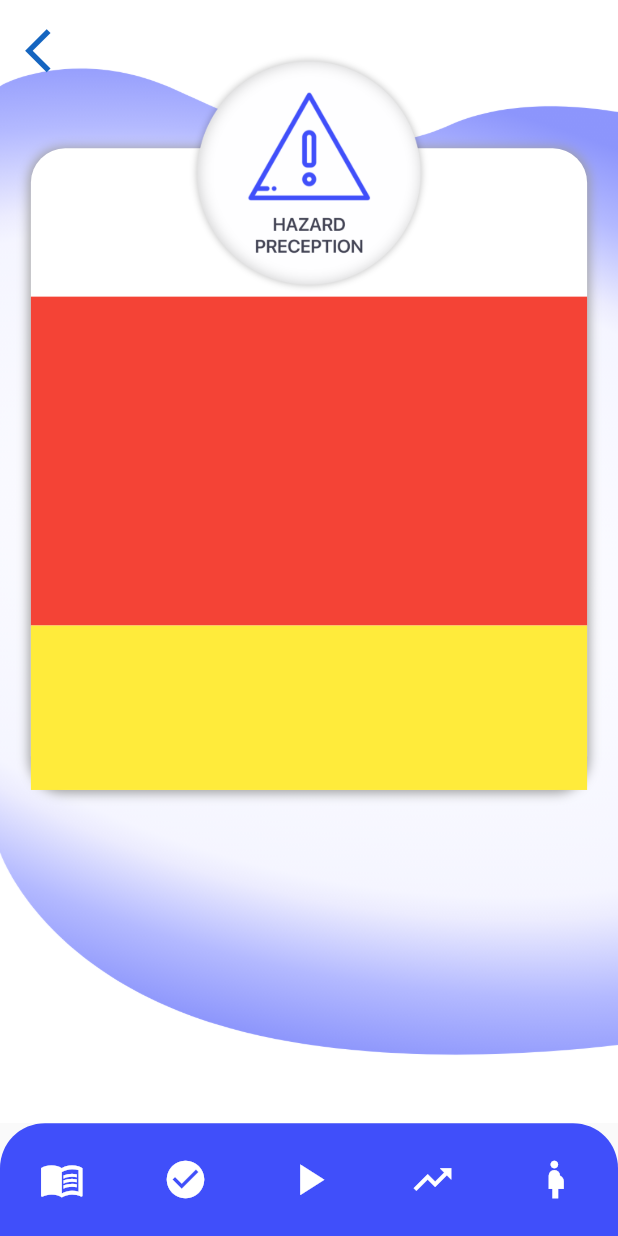
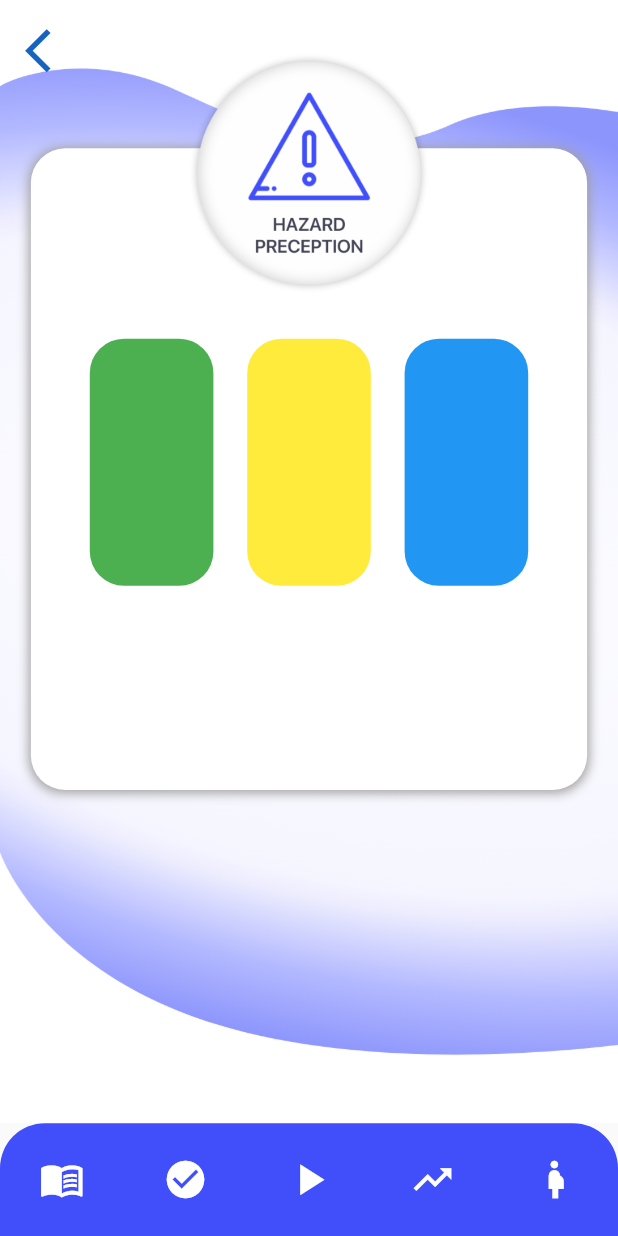
Before and after one commit to saadkhawar289/Driving-Thoery, a Flutter app: the screen it shows after launch, on a phone screen of 412 x 824 dp. Run offline on Flutter 3.47's test engine with Material 2 defaults, Android fonts, the phone set to English and light mode, and no system bars; our stand-ins replace device_preview, flutter_screenutil.

Commit message:
80% done

```diff
--- a/driving_theory/lib/Screens/mock_test.dart
+++ b/driving_theory/lib/Screens/mock_test.dart
@@ -38,7 +38,7 @@ class _MockTestState extends State<MockTest> {
                       height: 0.08.sh,
                       //child: Image.asset('assets/Drivinglogo.png'),
                     ),
-                  ),//////////////////////Top Center Container for logo or heading as tittle
+                  ), //////////////////////Top Center Container for logo or heading as tittle
                   Expanded(
                     flex: 2,
                     child: Container(
@@ -57,36 +57,106 @@ class _MockTestState extends State<MockTest> {
                         width: 0.90.sw,
                         //height: 0.55.sh,
                         child: Padding(
-                          padding:  EdgeInsets.only(top: 0.12.sh),
-                          child:Column(
+                          padding: EdgeInsets.only(top: 0.12.sh),
+                          child: Column(
                             children: [
-                              Expanded(
-                                flex: 4,
-                                  child: Container(
-                                color: Colors.red,
+                              Padding(
+                                padding: const EdgeInsets.all(28.0),
                                 child: Row(
+                                  mainAxisAlignment: MainAxisAlignment.spaceAround,
                                   children: [
-
+                                    Container(
+                                      decoration: BoxDecoration(
+                                          color: Colors.green,
+                                          borderRadius:
+                                          BorderRadius.circular(
+                                              20.r)),
+                                      width: 0.20.sw,
+                                      height: 0.20.sh,
+                                    ),
+                                    Container(
+                                      decoration: BoxDecoration(
+                                          color: Colors.yellow,
+                                          borderRadius:
+                                          BorderRadius.circular(
+                                              20.r)),
+                                      width: 0.20.sw,
+                                      height: 0.20.sh,
+                                    ),
+                                    Container(
+                                      decoration: BoxDecoration(
+                                          color: Colors.blue,
+                                          borderRadius:
+                                          BorderRadius.circular(
+                                              20.r)),
+                                      width: 0.20.sw,
+                                      height: 0.20.sh,
+                                    ),
+                                  ],
+                                ),
+                              ),
+                              // Expanded(
+                              //     flex: 3,
+                              //     child: Container(
+                              //       color: Colors.red,
+                              //       child: Padding(
+                              //         padding: EdgeInsets.only(top: 18.0.w,bottom: 18.0.w,left: 10.w,right: 10.w),
+                              //         child: Row(
+                              //           mainAxisAlignment:
+                              //               MainAxisAlignment.spaceBetween,
+                              //           children: [
+                              //             Container(
+                              //               decoration: BoxDecoration(
+                              //                   color: Colors.green,
+                              //                   borderRadius:
+                              //                       BorderRadius.circular(
+                              //                           20.r)),
+                              //               width: 0.15.sh,
+                              //             ),
+                              //             SizedBox(width: 10,),
+                              //             Container(
+                              //               decoration: BoxDecoration(
+                              //                   color: Colors.blue,
+                              //                   borderRadius:
+                              //                   BorderRadius.circular(
+                              //                       20.r)),
+                              //               width: 0.15.sh,
+                              //             ),
+                              //             SizedBox(width: 10,),
+                              //
+                              //             Container(
+                              //               decoration: BoxDecoration(
+                              //                   color: Colors.orange,
+                              //                   borderRadius:
+                              //                   BorderRadius.circular(
+                              //                       20.r)),
+                              //               width: 0.15.sh,
+                              //             ),
+                              //           ],
+                              //         ),
+                              //       ),
+                              //     )),
+                              // Expanded(
+                              //     flex: 1,
+                              //     child: Container(
+                              //       color: Colors.yellow,
+                              //     )),
+                              // Expanded(
+                              //     flex: 2,
+                              //     child: Container(
+                              //       color: Colors.black,
+                              //     ))
                             ],
                           ),
                         )),
-                              Expanded(
-                                flex: 2,
-                                  child: Container(
-                                    color: Colors.yellow,
-                                  ))
-                            ],
-                          ),
-
-                        )),
-                  ),///////////////////Main white Container of screen
+                  ), ///////////////////Main white Container of screen
                   Expanded(
                     flex: 1,
                     child: Container(
                       margin: EdgeInsets.only(top: 45.h),
                       child: Container(),
                     ),
-                  ),///////////////////For hollow container to achieve the required space
+                  ), ///////////////////For hollow container to achieve the required space
                 ],
               ),
               Positioned(
```
Lines whose indentation alone changed are shown as unchanged.
